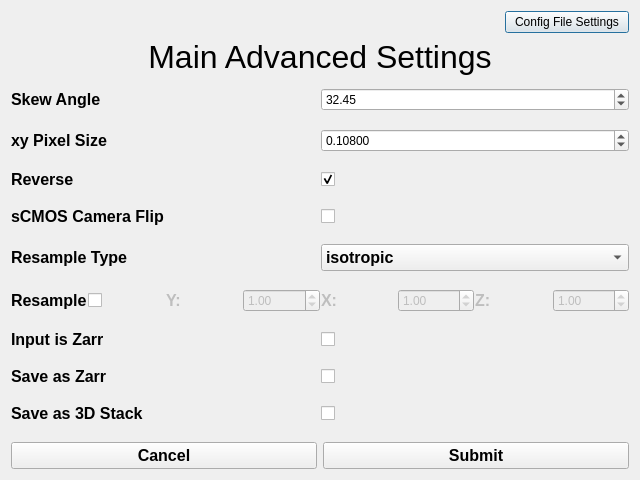
Qt form src/mainadvanced.ui (abcucberkeley/PetaKit5D-GUI) before a commit.
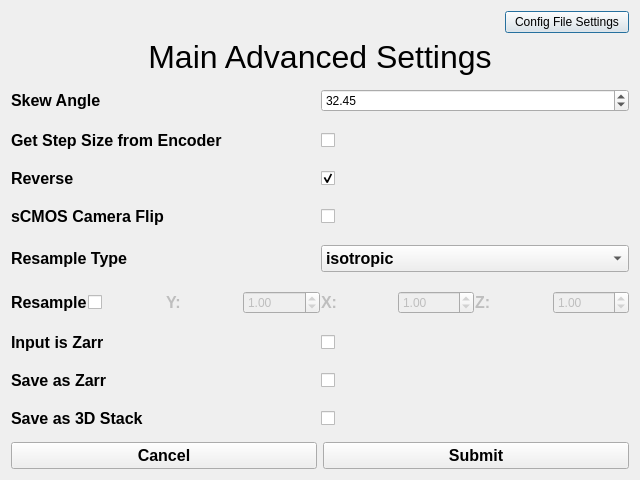
The same form after that commit.

Commit message: Moved dzFromEncoder to main advanced and xyPixelSize to main

Diff of the .ui file:
```diff
--- a/src/mainadvanced.ui
+++ b/src/mainadvanced.ui
@@ -129,29 +129,14 @@
           <string>Microns</string>
          </property>
          <property name="text">
-          <string>xy Pixel Size</string>
+          <string>Get Step Size from Encoder</string>
          </property>
         </widget>
        </item>
        <item>
-        <widget class="QDoubleSpinBox" name="xyPixelSizeSpinBox">
-         <property name="toolTip">
-          <string>Microns</string>
-         </property>
-         <property name="decimals">
-          <number>5</number>
-         </property>
-         <property name="maximum">
-          <double>1000000000.000000000000000</double>
-         </property>
-         <property name="singleStep">
-          <double>0.001000000000000</double>
-         </property>
-         <property name="stepType">
-          <enum>QAbstractSpinBox::DefaultStepType</enum>
-         </property>
-         <property name="value">
-          <double>0.108000000000000</double>
+        <widget class="QCheckBox" name="dzFromEncoderCheckBox">
+         <property name="text">
+          <string/>
          </property>
         </widget>
        </item>
```
Left out of the diff: 2 changed lines with no effect on the pictures. The commit also changes 4 other files.
